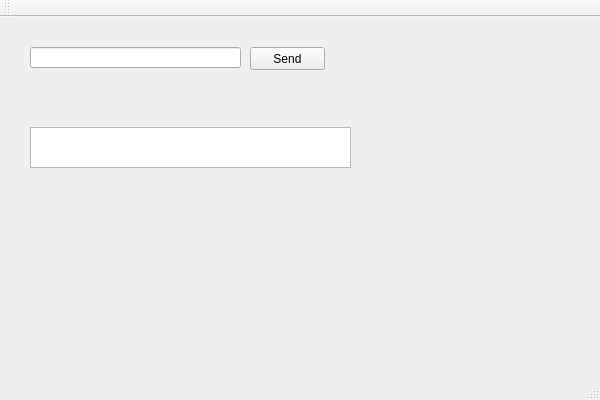
First picture: the form in Debugger_for_chat/debugger_for_chat.ui, repository free0u/network-chat, before the edit.
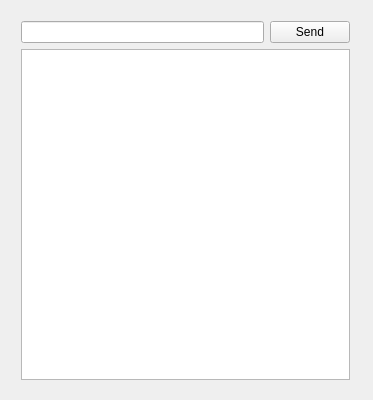
Second picture: the form after the edit.

Commit message: Some change debugger ui and add info about send/received

Diff of the .ui file:
```diff
--- a/Debugger_for_chat/debugger_for_chat.ui
+++ b/Debugger_for_chat/debugger_for_chat.ui
@@ -6,7 +6,7 @@
    <rect>
     <x>0</x>
     <y>0</y>
-    <width>600</width>
+    <width>373</width>
     <height>400</height>
    </rect>
   </property>
@@ -14,59 +14,36 @@
    <string>Debugger_for_chat</string>
   </property>
   <widget class="QWidget" name="centralWidget">
-   <widget class="QPushButton" name="pushButtonSend">
+   <widget class="QWidget" name="">
     <property name="geometry">
      <rect>
-      <x>250</x>
-      <y>30</y>
-      <width>75</width>
-      <height>23</height>
+      <x>10</x>
+      <y>10</y>
+      <width>351</width>
+      <height>381</height>
      </rect>
     </property>
-    <property name="text">
-     <string>Send</string>
-    </property>
+    <layout class="QVBoxLayout" name="verticalLayout">
+     <item>
+      <layout class="QHBoxLayout" name="horizontalLayout">
+       <item>
+        <widget class="QLineEdit" name="lineEditChat"/>
+       </item>
+       <item>
+        <widget class="QPushButton" name="pushButtonSend">
+         <property name="text">
+          <string>Send</string>
+         </property>
+        </widget>
+       </item>
+      </layout>
+     </item>
+     <item>
+      <widget class="QPlainTextEdit" name="plainTextEdit"/>
+     </item>
+    </layout>
    </widget>
-   <widget class="QTextBrowser" name="textBrowserChat">
-    <property name="geometry">
-     <rect>
-      <x>30</x>
-      <y>110</y>
-      <width>321</width>
-      <height>41</height>
-     </rect>
-    </property>
-   </widget>
-   <widget class="QLineEdit" name="lineEditChat">
-    <property name="geometry">
-     <rect>
-      <x>30</x>
-      <y>30</y>
-      <width>211</width>
-      <height>21</height>
-     </rect>
-    </property>
-   </widget>
   </widget>
-  <widget class="QMenuBar" name="menuBar">
-   <property name="geometry">
-    <rect>
-     <x>0</x>
-     <y>0</y>
-     <width>600</width>
-     <height>21</height>
-    </rect>
-   </property>
-  </widget>
-  <widget class="QToolBar" name="mainToolBar">
-   <attribute name="toolBarArea">
-    <enum>TopToolBarArea</enum>
-   </attribute>
-   <attribute name="toolBarBreak">
-    <bool>false</bool>
-   </attribute>
-  </widget>
-  <widget class="QStatusBar" name="statusBar"/>
  </widget>
  <layoutdefault spacing="6" margin="11"/>
  <resources>
```
The commit also changes 3 other files.
